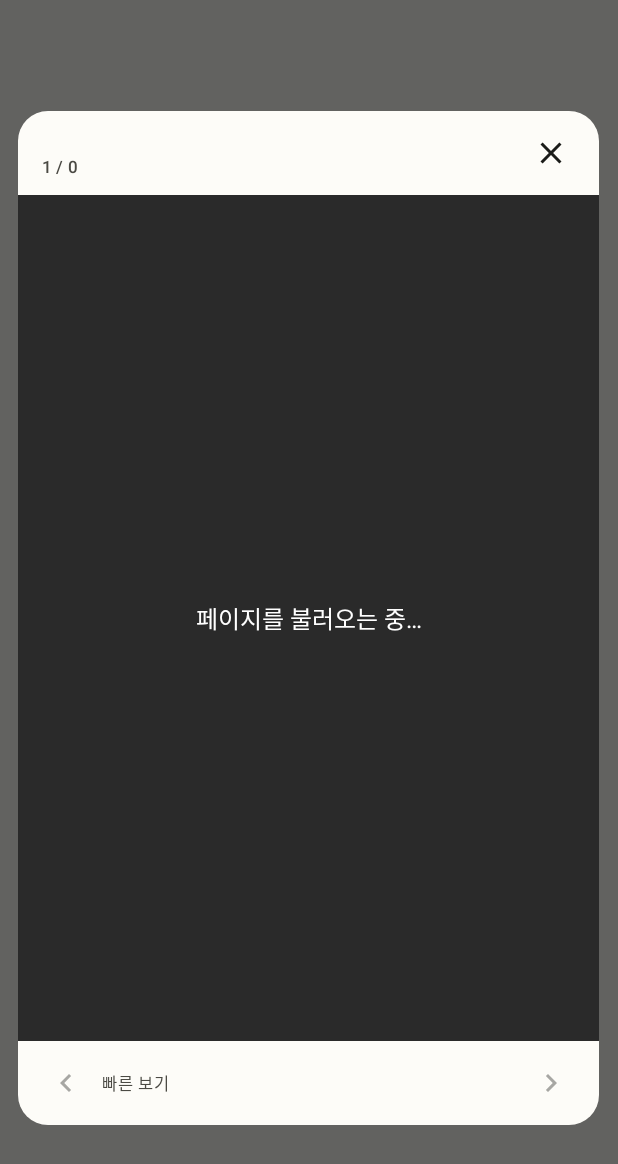
After one commit to hackerdjaKODJO/my-pdf-writer, an Android app built with Jetpack Compose: the composable PopupPageDialog called with empty values, on a phone screen of 412 x 824 dp. The commit adds this screen. Shown: the top 1164 px of the screen. Run offline under Robolectric (Android 15) with nearby library versions, the phone set to English and light mode, and no system bars; Roboto replaces fonts that are not available here.

Commit message:
feat(reader): connect text selection, study notes, spread, popup and audio

```diff
--- a/app/build.gradle.kts
+++ b/app/build.gradle.kts
@@ -20,8 +20,8 @@ android {
         applicationId = "com.hackerdjakodjo.mypdfwriter"
         minSdk = 26
         targetSdk = 36
-        versionCode = 6
-        versionName = "0.5.0"
+        versionCode = 7
+        versionName = "0.6.0"
 
         vectorDrawables { useSupportLibrary = true }
     }
--- a/app/src/main/AndroidManifest.xml
+++ b/app/src/main/AndroidManifest.xml
@@ -6,6 +6,7 @@
          the library's network permissions are removed from the merged manifest. -->
     <uses-permission android:name="android.permission.INTERNET" tools:node="remove" />
     <uses-permission android:name="android.permission.ACCESS_NETWORK_STATE" tools:node="remove" />
+    <uses-permission android:name="android.permission.RECORD_AUDIO" />
 
     <queries>
         <package android:name="com.google.android.apps.translate" />
--- /dev/null
+++ b/app/src/main/java/com/hackerdjakodjo/mypdfwriter/ui/PopupPageDialog.kt
@@ -0,0 +1,107 @@
+package com.hackerdjakodjo.mypdfwriter.ui
+
+import android.graphics.Bitmap
+import androidx.compose.foundation.Image
+import androidx.compose.foundation.background
+import androidx.compose.foundation.layout.Box
+import androidx.compose.foundation.layout.Column
+import androidx.compose.foundation.layout.Row
+import androidx.compose.foundation.layout.fillMaxSize
+import androidx.compose.foundation.layout.fillMaxWidth
+import androidx.compose.foundation.layout.padding
+import androidx.compose.foundation.layout.size
+import androidx.compose.foundation.shape.RoundedCornerShape
+import androidx.compose.material.icons.Icons
+import androidx.compose.material.icons.outlined.ChevronLeft
+import androidx.compose.material.icons.outlined.ChevronRight
+import androidx.compose.material.icons.outlined.Close
+import androidx.compose.material3.Icon
+import androidx.compose.material3.IconButton
+import androidx.compose.material3.MaterialTheme
+import androidx.compose.material3.Surface
+import androidx.compose.material3.Text
+import androidx.compose.runtime.Composable
+import androidx.compose.ui.Alignment
+import androidx.compose.ui.Modifier
+import androidx.compose.ui.graphics.Color
+import androidx.compose.ui.graphics.asImageBitmap
+import androidx.compose.ui.layout.ContentScale
+import androidx.compose.ui.unit.dp
+import androidx.compose.ui.window.Dialog
+import androidx.compose.ui.window.DialogProperties
+
+/** A small floating page viewer for quick reference while reading. */
+@Composable
+fun PopupPageDialog(
+    title: String,
+    bitmap: Bitmap?,
+    pageIndex: Int,
+    pageCount: Int,
+    onPrevious: () -> Unit,
+    onNext: () -> Unit,
+    onDismiss: () -> Unit,
+) {
+    Dialog(
+        onDismissRequest = onDismiss,
+        properties = DialogProperties(usePlatformDefaultWidth = false),
+    ) {
+        Surface(
+            modifier = Modifier.fillMaxWidth(0.94f).fillMaxSize(0.82f),
+            shape = RoundedCornerShape(20.dp),
+            color = MaterialTheme.colorScheme.surface,
+        ) {
+            Column(Modifier.fillMaxSize()) {
+                Row(
+                    modifier = Modifier.fillMaxWidth().padding(horizontal = 8.dp, vertical = 4.dp),
+                    verticalAlignment = Alignment.CenterVertically,
+                ) {
+                    Column(Modifier.weight(1f).padding(start = 8.dp)) {
+                        Text(title, style = MaterialTheme.typography.titleSmall, maxLines = 1)
+                        Text(
+                            "${pageIndex + 1} / $pageCount",
+                            style = MaterialTheme.typography.labelSmall,
+                            color = MaterialTheme.colorScheme.onSurfaceVariant,
+                        )
+                    }
+                    IconButton(onClick = onDismiss) {
+                        Icon(Icons.Outlined.Close, contentDescription = "팝업 닫기")
+                    }
+                }
+                Box(
+                    modifier = Modifier.weight(1f).fillMaxWidth()
+                        .background(Color(0xFF2A2A2A))
+                        .padding(8.dp),
+                    contentAlignment = Alignment.Center,
+                ) {
+                    if (bitmap != null) {
+                        Image(
+                            bitmap = bitmap.asImageBitmap(),
+                            contentDescription = "페이지 ${pageIndex + 1}",
+                            contentScale = ContentScale.Fit,
+                            modifier = Modifier.fillMaxSize(),
+                        )
+                    } else {
+                        Text("페이지를 불러오는 중…", color = Color.White)
+                    }
+                }
+                Row(
+                    modifier = Modifier.fillMaxWidth().padding(horizontal = 8.dp, vertical = 4.dp),
+                    verticalAlignment = Alignment.CenterVertically,
+                ) {
+                    IconButton(onClick = onPrevious, enabled = pageIndex > 0) {
+                        Icon(Icons.Outlined.ChevronLeft, contentDescription = "이전 페이지")
+                    }
+                    Text(
+                        "빠른 보기",
+                        style = MaterialTheme.typography.labelSmall,
+                        color = MaterialTheme.colorScheme.onSurfaceVariant,
+                        modifier = Modifier.weight(1f),
+                    )
+                    IconButton(onClick = onNext, enabled = pageIndex < pageCount - 1) {
+                        Icon(Icons.Outlined.ChevronRight, contentDescription = "다음 페이지")
+                    }
+                }
+            }
+        }
+    }
+}
```
Also changed, not shown: app/src/main/java/com/hackerdjakodjo/mypdfwriter/MainActivity.kt (+11 -0 lines), app/src/main/java/com/hackerdjakodjo/mypdfwriter/ui/NoteEditorScreen.kt (+27 -0 lines), app/src/main/java/com/hackerdjakodjo/mypdfwriter/ui/PdfViewModel.kt (+19 -1 lines), app/src/main/java/com/hackerdjakodjo/mypdfwriter/ui/ViewerScreen.kt (+77 -2 lines), 2 other files.
